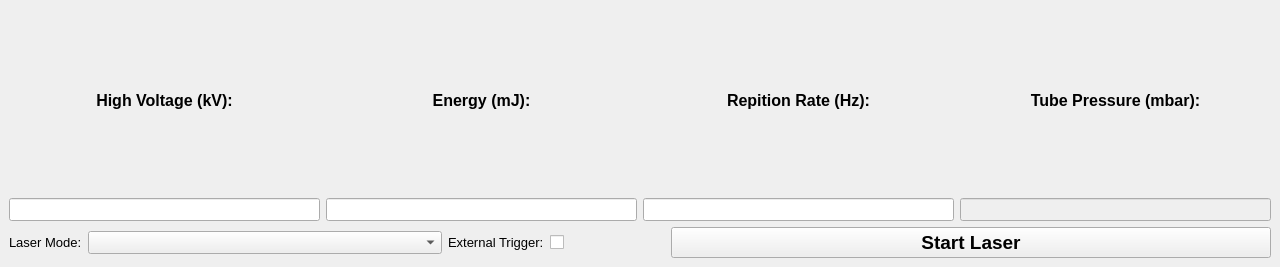
ibrummel/PLD-Laser-Brain, file src/ui/docked_laser_status_control.ui: the form before one commit.
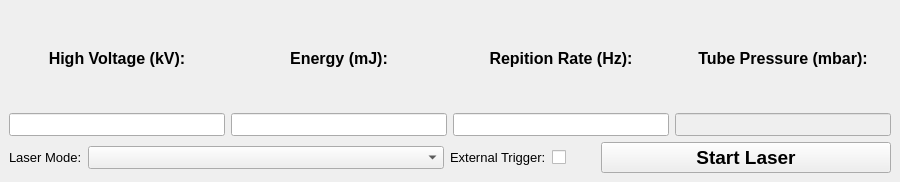
The form after the commit. Icons and pictures are not drawn.

Commit message: UI updates from the brain to get better sizing

```diff
--- a/src/ui/docked_laser_status_control.ui
+++ b/src/ui/docked_laser_status_control.ui
@@ -6,8 +6,8 @@
    <rect>
     <x>0</x>
     <y>0</y>
-    <width>1280</width>
-    <height>267</height>
+    <width>900</width>
+    <height>182</height>
    </rect>
   </property>
   <property name="sizePolicy">
@@ -18,8 +18,8 @@
   </property>
   <property name="minimumSize">
    <size>
-    <width>1280</width>
-    <height>0</height>
+    <width>567</width>
+    <height>182</height>
    </size>
   </property>
   <property name="font">
@@ -143,7 +143,7 @@
      </layout>
     </item>
     <item>
-     <layout class="QHBoxLayout" name="horizontalLayout_3" stretch="2,1,0">
+     <layout class="QHBoxLayout" name="horizontalLayout_3" stretch="3,1,2">
       <item>
        <layout class="QFormLayout" name="formLayout_3">
         <property name="formAlignment">
@@ -198,14 +198,14 @@
       <item>
        <widget class="QPushButton" name="btn_start_stop">
         <property name="sizePolicy">
-         <sizepolicy hsizetype="Maximum" vsizetype="Maximum">
+         <sizepolicy hsizetype="Expanding" vsizetype="Maximum">
           <horstretch>0</horstretch>
           <verstretch>5</verstretch>
          </sizepolicy>
         </property>
         <property name="minimumSize">
          <size>
-          <width>600</width>
+          <width>200</width>
           <height>0</height>
          </size>
         </property>
```
The commit also changes 7 other files.
